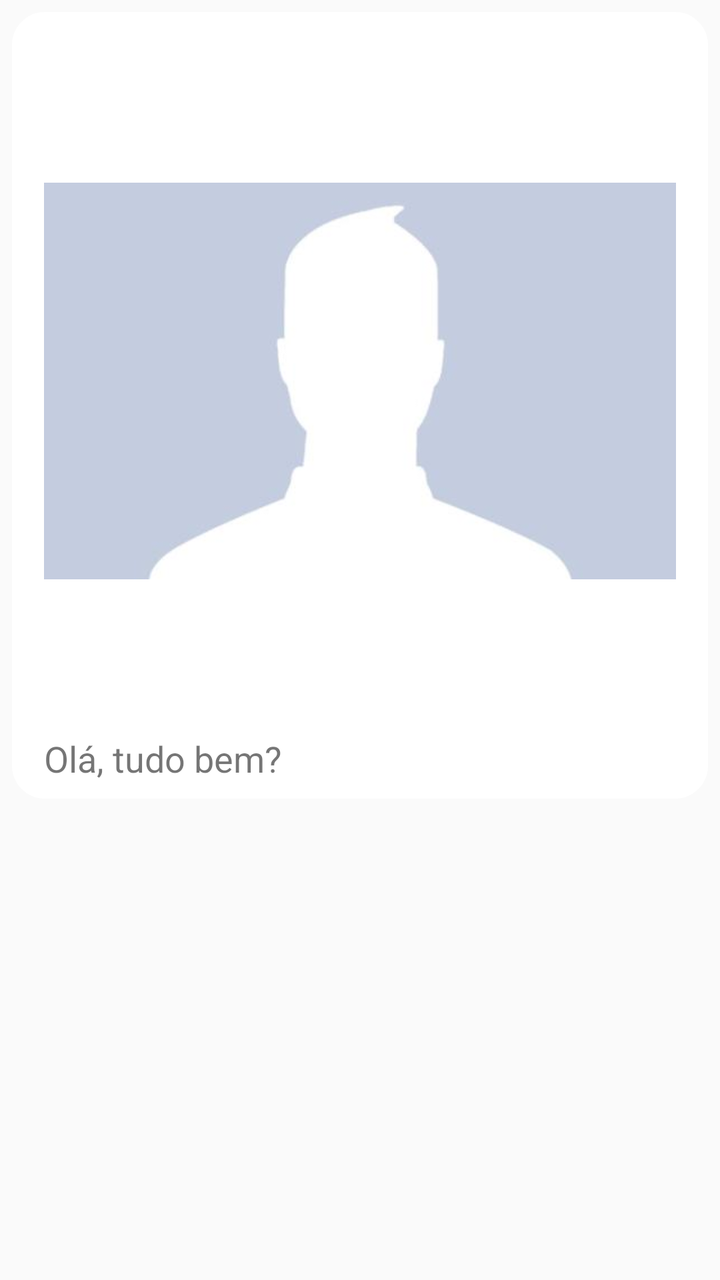
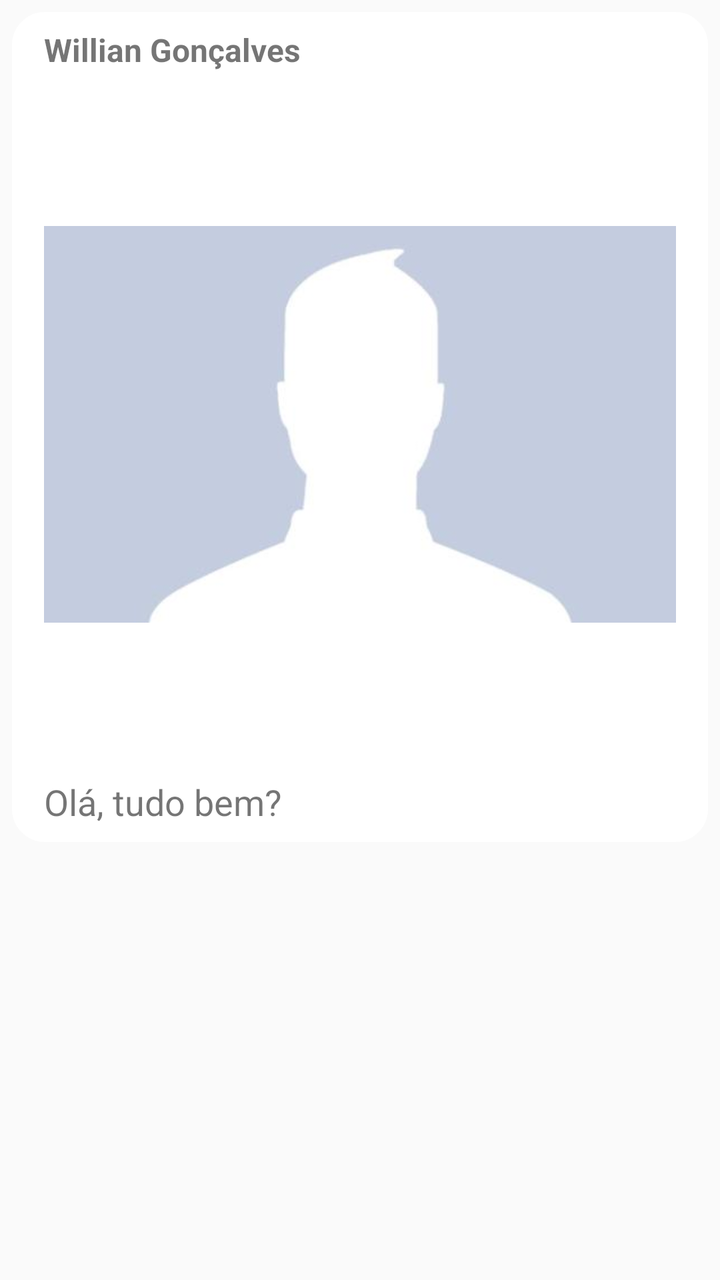

An Android layout rendered at two revisions. The XML below is the earlier revision; the diff shows what the commit changed to produce the second picture.
<!-- AndroidManifest.xml: application theme Theme.WhatsApp -->
<!-- res/layout/adapter_mensagem_destinatario.xml -->
<?xml version="1.0" encoding="utf-8"?>
<RelativeLayout xmlns:android="http://schemas.android.com/apk/res/android"
    xmlns:app="http://schemas.android.com/apk/res-auto"
    android:layout_width="match_parent"
    android:layout_height="wrap_content">

    <LinearLayout
        android:layout_width="wrap_content"
        android:layout_height="wrap_content"
        android:layout_alignParentLeft="true"
        android:layout_margin="6dp"
        android:background="@drawable/bg_balao"
        android:backgroundTint="@color/white"
        android:orientation="vertical">

        <ImageView
            android:id="@+id/imageMensagemFoto"
            android:layout_width="wrap_content"
            android:layout_height="wrap_content"
            app:srcCompat="@drawable/padrao" />

        <TextView
            android:id="@+id/textMensagemTexto"
            android:layout_width="match_parent"
            android:layout_height="wrap_content"
            android:text="Olá, tudo bem?"
            android:textSize="18sp" />
    </LinearLayout>
</RelativeLayout>
<!-- resources referenced by this layout -->
<resources>
  <color name="white">#FFFFFFFF</color>
  <!-- drawable bg_balao (drawable) -->
  <?xml version="1.0" encoding="utf-8"?>
  <shape xmlns:android="http://schemas.android.com/apk/res/android">
  
      <solid android:color="@color/colorPrimary" />
      <corners android:radius="16dp" />
  
      <padding
          android:top="8dp"
          android:bottom="8dp"
          android:left="16dp"
          android:right="16dp" />
  
      <stroke
          android:width="1dp"
          android:color="@android:color/darker_gray"
          />
  </shape>
  <!-- drawable padrao: jpg bitmap (drawable, 3389 bytes) -->
  <style name="Theme.WhatsApp" parent="Base.Theme.WhatsApp" />
  <color name="colorPrimary">#075E54</color>
  <style name="Base.Theme.WhatsApp" parent="Theme.AppCompat.DayNight.NoActionBar">
          <item name="colorPrimary">@color/colorPrimary</item>
          <item name="colorAccent">@color/colorAccent</item>
          <item name="android:statusBarColor">@color/statusBarColor</item>
      </style>
  <color name="colorAccent">#25D366</color>
  <color name="statusBarColor">#054D44</color>
</resources>

<!-- the commit's change to res/layout/adapter_mensagem_destinatario.xml (unified diff, before → after) -->
@@ -13,6 +13,14 @@
         android:backgroundTint="@color/white"
         android:orientation="vertical">
 
+        <TextView
+            android:id="@+id/textViewNomeExibicao"
+            android:layout_width="match_parent"
+            android:layout_height="wrap_content"
+            android:text="Willian Gonçalves"
+            android:textSize="16sp"
+            android:textStyle="bold" />
+
         <ImageView
             android:id="@+id/imageMensagemFoto"
             android:layout_width="wrap_content"
